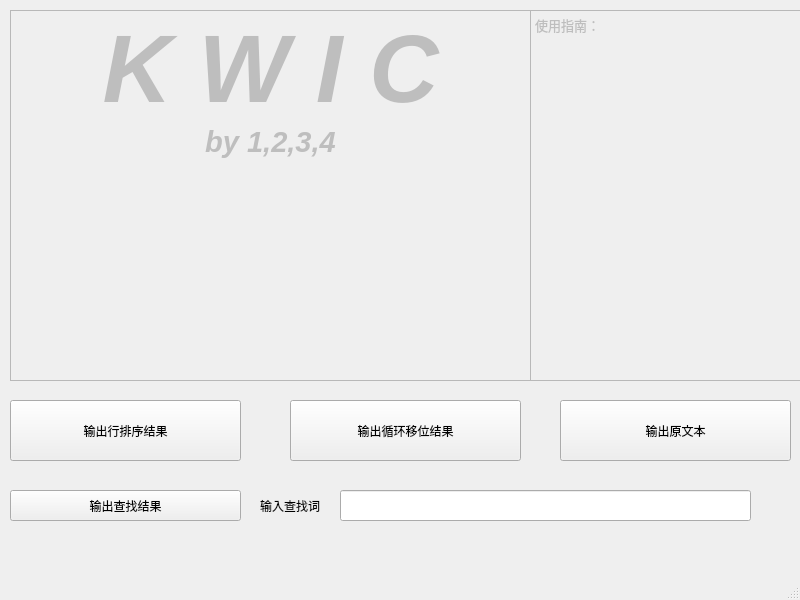
First picture: the form in GUI/kwic_ui.ui, repository AuYang261/KWIC_BIT, before the edit.
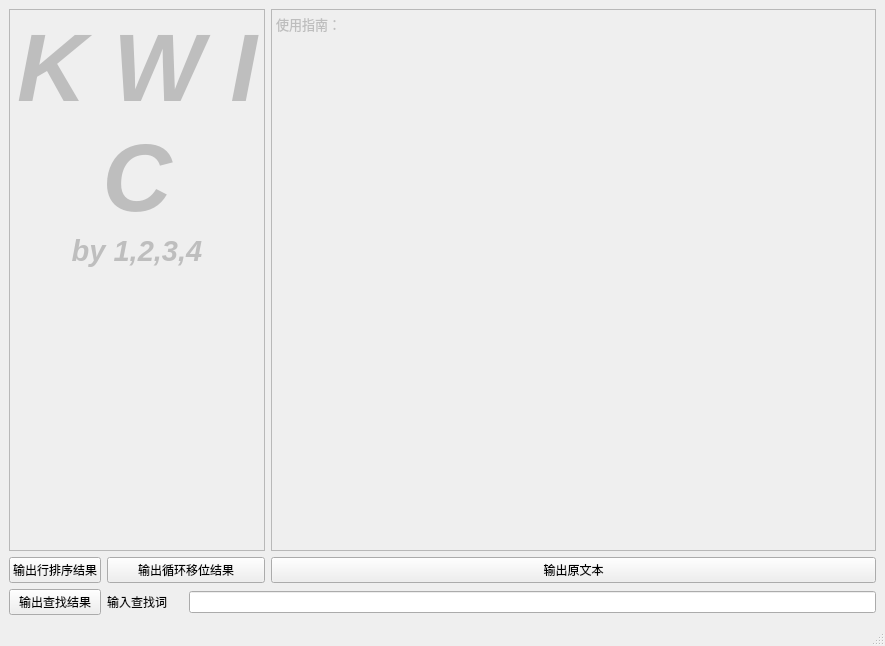
Second picture: the form after the edit.

Diff of the .ui file:
```diff
--- a/GUI/kwic_ui.ui
+++ b/GUI/kwic_ui.ui
@@ -6,39 +6,20 @@
    <rect>
     <x>0</x>
     <y>0</y>
-    <width>800</width>
-    <height>600</height>
+    <width>885</width>
+    <height>646</height>
    </rect>
   </property>
   <property name="windowTitle">
    <string>MainWindow</string>
   </property>
   <widget class="QWidget" name="centralwidget">
-   <widget class="QPushButton" name="pushButton">
-    <property name="geometry">
-     <rect>
-      <x>560</x>
-      <y>400</y>
-      <width>231</width>
-      <height>61</height>
-     </rect>
-    </property>
-    <property name="text">
-     <string>输出原文本</string>
-    </property>
-   </widget>
+   <layout class="QGridLayout" name="gridLayout">
+    <item row="0" column="0" colspan="3">
    <widget class="QTextBrowser" name="textBrowser">
     <property name="enabled">
      <bool>false</bool>
     </property>
-    <property name="geometry">
-     <rect>
-      <x>10</x>
-      <y>10</y>
-      <width>521</width>
-      <height>371</height>
-     </rect>
-    </property>
     <property name="html">
      <string>&lt;!DOCTYPE HTML PUBLIC &quot;-//W3C//DTD HTML 4.0//EN&quot; &quot;http://www.w3.org/TR/REC-html40/strict.dtd&quot;&gt;
 &lt;html&gt;&lt;head&gt;&lt;meta name=&quot;qrichtext&quot; content=&quot;1&quot; /&gt;&lt;style type=&quot;text/css&quot;&gt;
@@ -48,18 +29,12 @@
 &lt;p align=&quot;center&quot; style=&quot; margin-top:0px; margin-bottom:0px; margin-left:0px; margin-right:0px; -qt-block-indent:0; text-indent:0px;&quot;&gt;&lt;span style=&quot; font-size:22pt; font-weight:600; font-style:italic;&quot;&gt;by 1,2,3,4&lt;/span&gt;&lt;/p&gt;&lt;/body&gt;&lt;/html&gt;</string>
     </property>
    </widget>
+    </item>
+    <item row="0" column="3">
    <widget class="QTextBrowser" name="textBrowser_2">
     <property name="enabled">
      <bool>false</bool>
     </property>
-    <property name="geometry">
-     <rect>
-      <x>530</x>
-      <y>10</y>
-      <width>271</width>
-      <height>371</height>
-     </rect>
-    </property>
     <property name="html">
      <string>&lt;!DOCTYPE HTML PUBLIC &quot;-//W3C//DTD HTML 4.0//EN&quot; &quot;http://www.w3.org/TR/REC-html40/strict.dtd&quot;&gt;
 &lt;html&gt;&lt;head&gt;&lt;meta name=&quot;qrichtext&quot; content=&quot;1&quot; /&gt;&lt;style type=&quot;text/css&quot;&gt;
@@ -68,68 +43,46 @@
 &lt;p style=&quot; margin-top:0px; margin-bottom:0px; margin-left:0px; margin-right:0px; -qt-block-indent:0; text-indent:0px;&quot;&gt;&lt;span style=&quot; font-size:10pt;&quot;&gt;使用指南：&lt;/span&gt;&lt;/p&gt;&lt;/body&gt;&lt;/html&gt;</string>
     </property>
    </widget>
-   <widget class="QPushButton" name="pushButton_2">
-    <property name="geometry">
-     <rect>
-      <x>290</x>
-      <y>400</y>
-      <width>231</width>
-      <height>61</height>
-     </rect>
-    </property>
-    <property name="text">
-     <string>输出循环移位结果</string>
-    </property>
-   </widget>
-   <widget class="QPushButton" name="pushButton_3">
-    <property name="geometry">
-     <rect>
-      <x>10</x>
-      <y>400</y>
-      <width>231</width>
-      <height>61</height>
-     </rect>
-    </property>
+    </item>
+    <item row="1" column="0">
+     <widget class="QPushButton" name="sortRow_Button">
     <property name="text">
      <string>输出行排序结果</string>
     </property>
    </widget>
-   <widget class="QPushButton" name="pushButton_4">
-    <property name="geometry">
-     <rect>
-      <x>10</x>
-      <y>490</y>
-      <width>231</width>
-      <height>31</height>
-     </rect>
-    </property>
+    </item>
+    <item row="1" column="1" colspan="2">
+     <widget class="QPushButton" name="shift_Button">
+      <property name="text">
+       <string>输出循环移位结果</string>
+      </property>
+     </widget>
+    </item>
+    <item row="1" column="3">
+     <widget class="QPushButton" name="origin_Button">
+      <property name="text">
+       <string>输出原文本</string>
+      </property>
+     </widget>
+    </item>
+    <item row="2" column="0">
+     <widget class="QPushButton" name="find_Button">
     <property name="text">
      <string>输出查找结果</string>
     </property>
    </widget>
-   <widget class="QLineEdit" name="lineEdit">
-    <property name="geometry">
-     <rect>
-      <x>340</x>
-      <y>490</y>
-      <width>411</width>
-      <height>31</height>
-     </rect>
-    </property>
-   </widget>
+    </item>
+    <item row="2" column="1">
    <widget class="QLabel" name="label">
-    <property name="geometry">
-     <rect>
-      <x>260</x>
-      <y>490</y>
-      <width>61</width>
-      <height>31</height>
-     </rect>
-    </property>
     <property name="text">
      <string>输入查找词</string>
     </property>
    </widget>
+    </item>
+    <item row="2" column="2" colspan="2">
+     <widget class="QLineEdit" name="word_LineEdit"/>
+    </item>
+   </layout>
   </widget>
   <widget class="QStatusBar" name="statusbar"/>
  </widget>
```
Lines whose indentation alone changed are shown as unchanged.
